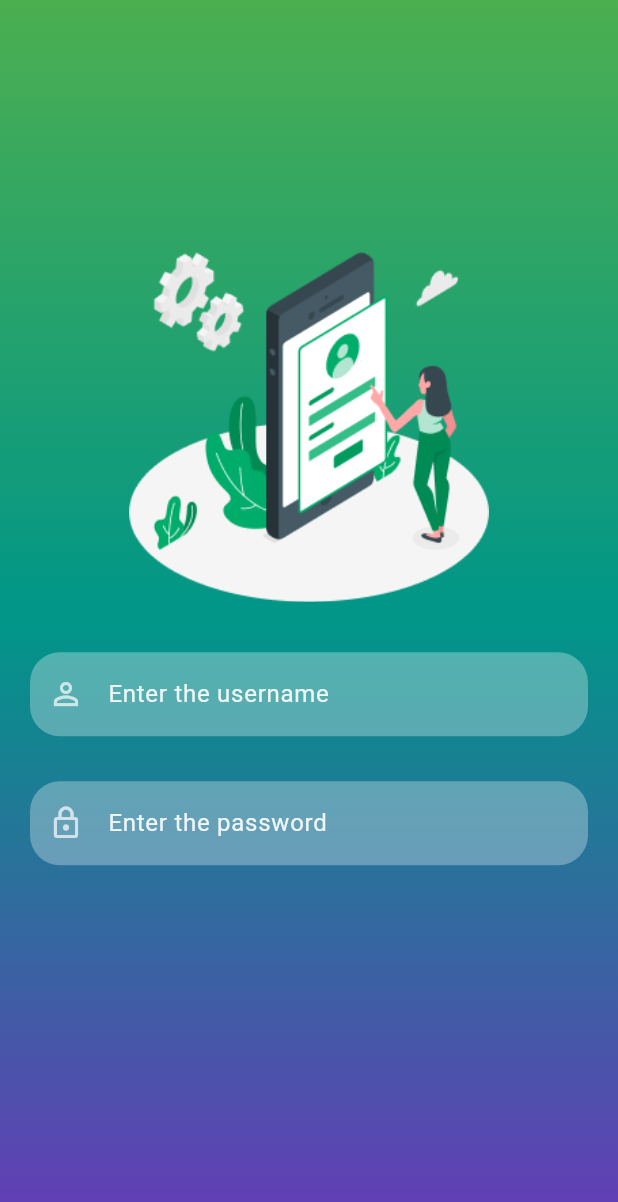
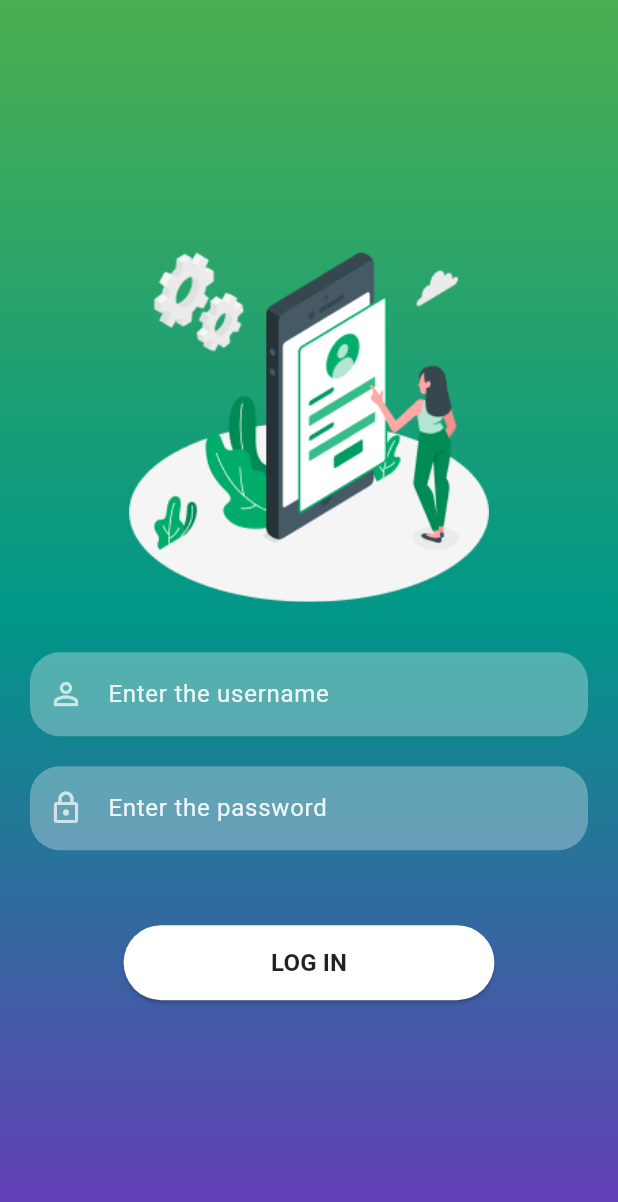
Before and after one commit to nishadadilshan/MobileLoginApplication, a Flutter app: the screen it shows after launch, on a phone screen of 412 x 824 dp. Shown: the top 1202 px of the screen. Run offline on Flutter 3.47's test engine with Material 2 defaults, Android fonts, the phone set to English and light mode, and no system bars.

Commit message:
added login signin button

```diff
--- a/lib/Screens/signin_screen.dart
+++ b/lib/Screens/signin_screen.dart
@@ -1,4 +1,5 @@
 import 'package:flutter/material.dart';
+import 'package:logginapplication/reusable_widgets/signinloginbutton_widget.dart';
 import 'package:logginapplication/reusable_widgets/textFeild_widget.dart';
 import 'package:logginapplication/utils/color_utils.dart';
 
@@ -35,14 +36,14 @@ class _SignInScreenState extends State<SignInScreen> {
             child: Column(
               children: <Widget>[
                 logoWidget("assets/images/img.png"),
-
                 const SizedBox(height: 30,),
-
                 reUseTextField("Enter the username", Icons.person_outline, false , _emailTextController ),
-
-                const SizedBox(height: 30,),
-
+                const SizedBox(height: 20,),
                 reUseTextField("Enter the password", Icons.lock_outlined, false , _passwordTextController ),
+                const SizedBox(height: 40,),
+                signInSignUpButton(context, true, (){
+                  print("Sign in pressed");
+                })
 
               ],
             ),
--- /dev/null
+++ b/lib/reusable_widgets/signinloginbutton_widget.dart
@@ -0,0 +1,36 @@
+import 'package:flutter/material.dart';
+
+Container signInSignUpButton(
+    BuildContext context, bool isLogin, Function onTap) {
+  return Container(
+    width: MediaQuery.of(context).size.width * 0.6,
+    height: 50,
+    margin: const EdgeInsets.fromLTRB(0, 10, 0, 20),
+    decoration: BoxDecoration(
+      borderRadius: BorderRadius.circular(50),
+    ),
+    child: ElevatedButton(
+      onPressed: () {
+        onTap();
+      },
+      style: ButtonStyle(
+          backgroundColor: MaterialStateProperty.resolveWith((states) {
+            if (states.contains(MaterialState.pressed)) {
+              return Colors.black26;
+            }
+            return Colors.white;
+          }),
+          shape: MaterialStateProperty.all<RoundedRectangleBorder>(
+            RoundedRectangleBorder(borderRadius: BorderRadius.circular(30)),
+          )),
+      child: Text(
+        isLogin ? "LOG IN" : "SIGN UP",
+        style: const TextStyle(
+          color: Colors.black87,
+          fontWeight: FontWeight.bold,
+          fontSize: 16,
+        ),
+      ),
+    ),
+  );
+}
```
